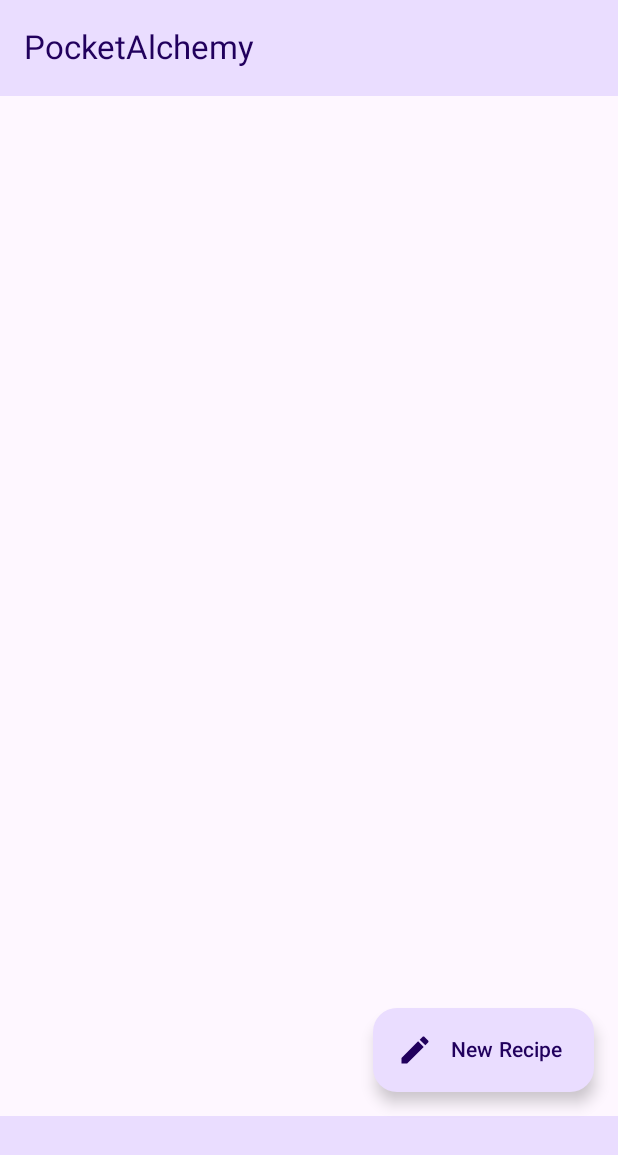
After one commit to CODYJEWELLWEAVER/PocketAlchemy, an Android app built with Jetpack Compose: the @Preview function RecipeListScreen, on a phone screen of 412 x 824 dp. The commit adds this screen. Shown: the top 1155 px of the screen. Run offline under Robolectric (Android 15) with nearby library versions, the phone set to English and light mode, and no system bars.

Commit message:
Add Top and nav bars, progress on RecipeListScreen

```diff
--- a/app/build.gradle.kts
+++ b/app/build.gradle.kts
@@ -66,9 +66,10 @@ dependencies {
     implementation("androidx.compose.ui:ui-tooling-preview")
     implementation("androidx.compose.material3:material3")
     implementation("com.google.dagger:hilt-android:2.49")
+    implementation("com.google.accompanist:accompanist-systemuicontroller:0.27.0")
     annotationProcessor("com.google.dagger:hilt-compiler:2.49")
-    ksp("com.google.dagger:dagger-compiler:2.48")
-    ksp("com.google.dagger:hilt-compiler:2.48")
+    ksp("com.google.dagger:dagger-compiler:2.49")
+    ksp("com.google.dagger:hilt-compiler:2.49")
     testImplementation("junit:junit:4.13.2")
     androidTestImplementation("androidx.test.ext:junit:1.1.5")
     androidTestImplementation("androidx.test.espresso:espresso-core:3.5.1")
--- a/app/src/main/AndroidManifest.xml
+++ b/app/src/main/AndroidManifest.xml
@@ -3,6 +3,7 @@
     xmlns:tools="http://schemas.android.com/tools">
 
     <application
+        android:name=".PocketAlchemyApplication"
         android:allowBackup="true"
         android:dataExtractionRules="@xml/data_extraction_rules"
         android:fullBackupContent="@xml/backup_rules"
@@ -10,12 +11,10 @@
         android:label="@string/app_name"
         android:roundIcon="@mipmap/ic_launcher_round"
         android:supportsRtl="true"
-        android:theme="@style/Theme.PocketAlchemy"
         tools:targetApi="34">
         <activity
             android:name=".MainActivity"
-            android:exported="true"
-            android:theme="@style/Theme.PocketAlchemy">
+            android:exported="true">
             <intent-filter>
                 <action android:name="android.intent.action.MAIN" />
 
--- a/app/src/main/java/com/android/pocketalchemy/PocketAlchemyApplication.kt
+++ b/app/src/main/java/com/android/pocketalchemy/PocketAlchemyApplication.kt
@@ -1,10 +1,8 @@
 package com.android.pocketalchemy
-import com.android.pocketalchemy.dagger.ApplicationGraph
-import dagger.*
+
 import android.app.Application
 import com.android.pocketalchemy.dagger.DaggerApplicationGraph
 
 class PocketAlchemyApplication: Application() {
     val applicationGraph = DaggerApplicationGraph.create()
-
 }
--- /dev/null
+++ b/app/src/main/java/com/android/pocketalchemy/ui/common/AppBars.kt
@@ -0,0 +1,39 @@
+package com.android.pocketalchemy.ui.common
+
+import androidx.compose.material3.ExperimentalMaterial3Api
+import androidx.compose.material3.MaterialTheme
+import androidx.compose.material3.NavigationBar
+import androidx.compose.material3.Text
+import androidx.compose.material3.TopAppBar
+import androidx.compose.material3.TopAppBarDefaults
+import androidx.compose.runtime.Composable
+import androidx.compose.ui.res.stringResource
+import com.android.pocketalchemy.R
+
+@OptIn(ExperimentalMaterial3Api::class)
+@Composable
+fun PaTopAppBar() {
+    TopAppBar(
+        // Set colors based on material theme.
+        colors = TopAppBarDefaults.topAppBarColors(
+            containerColor = MaterialTheme.colorScheme.primaryContainer,
+            navigationIconContentColor = MaterialTheme.colorScheme.onPrimaryContainer,
+            titleContentColor = MaterialTheme.colorScheme.onPrimaryContainer,
+        ),
+        title = {
+            Text(
+                text = stringResource(id = R.string.app_name)
+            )
+        },
+    )
+}
+
+@Composable
+fun PaNavBar() {
+    NavigationBar(
+        containerColor = MaterialTheme.colorScheme.primaryContainer,
+        contentColor = MaterialTheme.colorScheme.onPrimaryContainer,
+    ) {
+        // TODO: Add Nav Items
+    }
+}
--- /dev/null
+++ b/app/src/main/java/com/android/pocketalchemy/ui/recipelist/RecipeList.kt
@@ -0,0 +1,14 @@
+package com.android.pocketalchemy.ui.recipelist
+
+import androidx.compose.runtime.Composable
+import androidx.compose.ui.Modifier
+
+/**
+ * Screen that displays list of user's recipes.
+ */
+@Composable
+fun RecipeList (
+    modifier: Modifier = Modifier,
+) {
+
+}
--- /dev/null
+++ b/app/src/main/java/com/android/pocketalchemy/ui/recipelist/RecipeListScreen.kt
@@ -0,0 +1,66 @@
+package com.android.pocketalchemy.ui.recipelist
+
+import androidx.annotation.StringRes
+import androidx.compose.foundation.layout.Column
+import androidx.compose.foundation.layout.padding
+import androidx.compose.material3.ExtendedFloatingActionButton
+import androidx.compose.material3.Icon
+import androidx.compose.material3.MaterialTheme
+import androidx.compose.material3.Scaffold
+import androidx.compose.material3.Text
+import androidx.compose.runtime.Composable
+import androidx.compose.ui.Modifier
+import androidx.compose.ui.res.painterResource
+import androidx.compose.ui.res.stringResource
+import androidx.compose.ui.tooling.preview.Preview
+import com.android.pocketalchemy.R
+import com.android.pocketalchemy.ui.common.PaNavBar
+import com.android.pocketalchemy.ui.common.PaTopAppBar
+
+@Preview
+@Composable
+fun RecipeListScreen() {
+    Scaffold(
+        contentColor = MaterialTheme.colorScheme.onBackground,
+        containerColor = MaterialTheme.colorScheme.background,
+        topBar = {
+            PaTopAppBar()
+        },
+        floatingActionButton = {
+            NewRecipeFAB(
+                onClick = {
+                    // TODO:
+                }
+            )
+        },
+        bottomBar = {
+            PaNavBar()
+        }
+    ) { scaffoldPadding ->
+        Column(
+            modifier = Modifier.padding(scaffoldPadding)
+        ) {
+            RecipeList()
+        }
+    }
+}
+
+@Composable
+private fun NewRecipeFAB(
+    onClick: () -> Unit
+) {
+    ExtendedFloatingActionButton(
+        text = {
+            Text(
+                stringResource(id = R.string.new_recipe_fab_label)
+            )
+        },
+        icon = {
+            Icon(
+                painter = painterResource(id = R.drawable.create_icon),
+                contentDescription = stringResource(id = R.string.create_icon_description),
+            )
+        },
+        onClick = { onClick() }
+    )
+}
--- a/app/src/main/java/com/android/pocketalchemy/ui/theme/Theme.kt
+++ b/app/src/main/java/com/android/pocketalchemy/ui/theme/Theme.kt
@@ -5,6 +5,7 @@ import androidx.compose.material3.MaterialTheme
 import androidx.compose.material3.lightColorScheme
 import androidx.compose.material3.darkColorScheme
 import androidx.compose.runtime.Composable
+import com.google.accompanist.systemuicontroller.rememberSystemUiController
 
 
 private val lightColors = lightColorScheme(
@@ -82,12 +83,17 @@ fun PocketAlchemyTheme(
   useDarkTheme: Boolean = isSystemInDarkTheme(),
   content: @Composable () -> Unit
 ) {
+    val systemUiController = rememberSystemUiController()
+
     val colors = if (!useDarkTheme) {
         lightColors
     } else {
         darkColors
     }
 
+    // Set system bars color.
+    systemUiController.setSystemBarsColor(colors.primaryContainer)
+
     MaterialTheme(
         colorScheme = colors,
         content = content
--- /dev/null
+++ b/app/src/main/res/drawable/create_icon.xml
@@ -0,0 +1,5 @@
+<vector android:autoMirrored="true" android:height="24dp"
+    android:tint="#000000" android:viewportHeight="24"
+    android:viewportWidth="24" android:width="24dp" xmlns:android="http://schemas.android.com/apk/res/android">
+    <path android:fillColor="@android:color/white" android:pathData="M3,17.25V21h3.75L17.81,9.94l-3.75,-3.75L3,17.25zM20.71,7.04c0.39,-0.39 0.39,-1.02 0,-1.41l-2.34,-2.34c-0.39,-0.39 -1.02,-0.39 -1.41,0l-1.83,1.83 3.75,3.75 1.83,-1.83z"/>
+</vector>
--- a/app/src/main/res/values/strings.xml
+++ b/app/src/main/res/values/strings.xml
@@ -1,3 +1,10 @@
 <resources>
     <string name="app_name">PocketAlchemy</string>
+
+    // Button Labels
+    <string name="new_recipe_fab_label">New Recipe</string>
+
+
+    // Content Descriptions
+    <string name="create_icon_description">Create New Recipe</string>
 </resources>
--- a/app/src/main/res/values/themes.xml
+++ /dev/null
@@ -1,5 +0,0 @@
-<?xml version="1.0" encoding="utf-8"?>
-<resources>
-
-    <style name="Theme.PocketAlchemy" parent="android:Theme.Material.Light.NoActionBar" />
-</resources>
```
Also changed, not shown: app/src/main/java/com/android/pocketalchemy/MainActivity.kt (+17 -1 lines), app/src/main/res/values/colors.xml (deleted, +0 -10 lines). Lines whose indentation alone changed are shown as unchanged.
